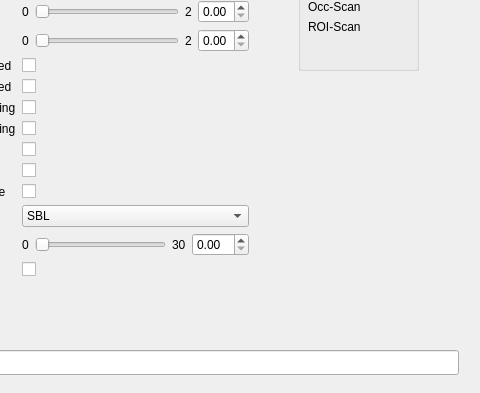
The window that src/rqt_roi_viewpoint_planner/roi_viewpoint_planner_rqt_plugin.ui (Eruvae/rqt_roi_viewpoint_planner) describes before a commit, drawn with Qt 5; both pictures show x 142 to 622 and y 90 to 483 of the 622 by 483 pixel window.
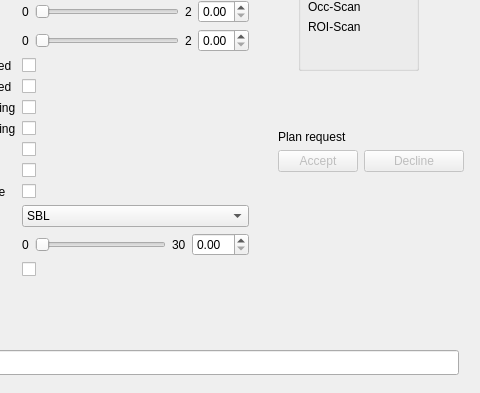
The same window after the commit. Custom widgets are drawn as their Qt base class.

Commit message: Fixed GUI crashes by using signals and slots instead of updating GUI in callbacks, plan confirmation now with buttons instead of message box

```diff
--- a/src/rqt_roi_viewpoint_planner/roi_viewpoint_planner_rqt_plugin.ui
+++ b/src/rqt_roi_viewpoint_planner/roi_viewpoint_planner_rqt_plugin.ui
@@ -447,6 +447,48 @@
     </item>
    </layout>
   </widget>
+  <widget class="QWidget" name="formLayoutWidget_3">
+   <property name="geometry">
+    <rect>
+     <x>420</x>
+     <y>220</y>
+     <width>186</width>
+     <height>61</height>
+    </rect>
+   </property>
+   <layout class="QFormLayout" name="formLayout">
+    <item row="0" column="0">
+     <widget class="QLabel" name="planRequestLabel">
+      <property name="text">
+       <string>Plan request</string>
+      </property>
+     </widget>
+    </item>
+    <item row="1" column="0">
+     <widget class="QPushButton" name="planAcceptPushButton">
+      <property name="enabled">
+       <bool>false</bool>
+      </property>
+      <property name="text">
+       <string>Accept</string>
+      </property>
+     </widget>
+    </item>
+    <item row="1" column="1">
+     <widget class="QPushButton" name="planDeclinePushButton">
+      <property name="enabled">
+       <bool>false</bool>
+      </property>
+      <property name="text">
+       <string>Decline</string>
+      </property>
+     </widget>
+    </item>
+    <item row="0" column="1">
+     <widget class="LedIndicator" name="planRequestLed" native="true"/>
+    </item>
+   </layout>
+  </widget>
  </widget>
  <customwidgets>
   <customwidget>
```
The commit also changes 2 other files.
